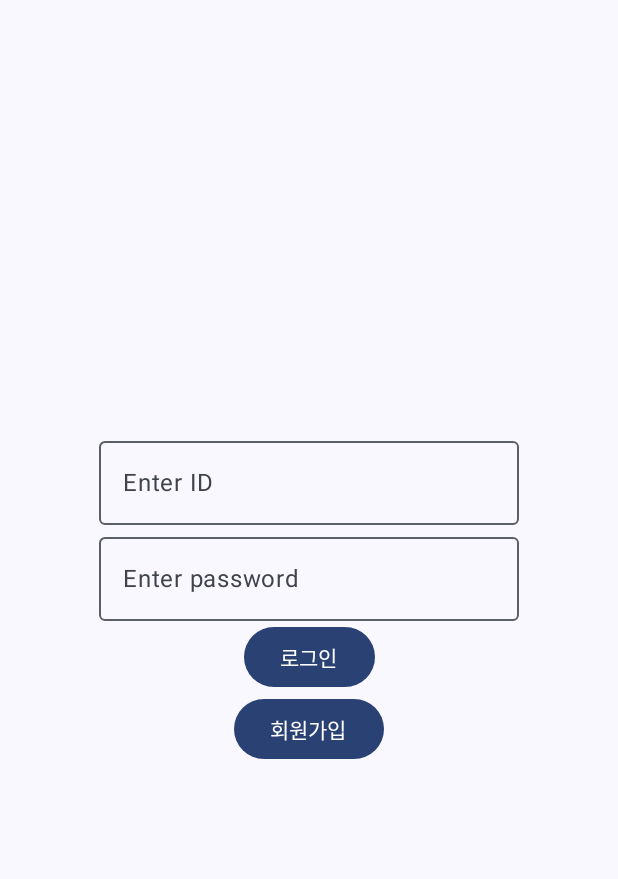
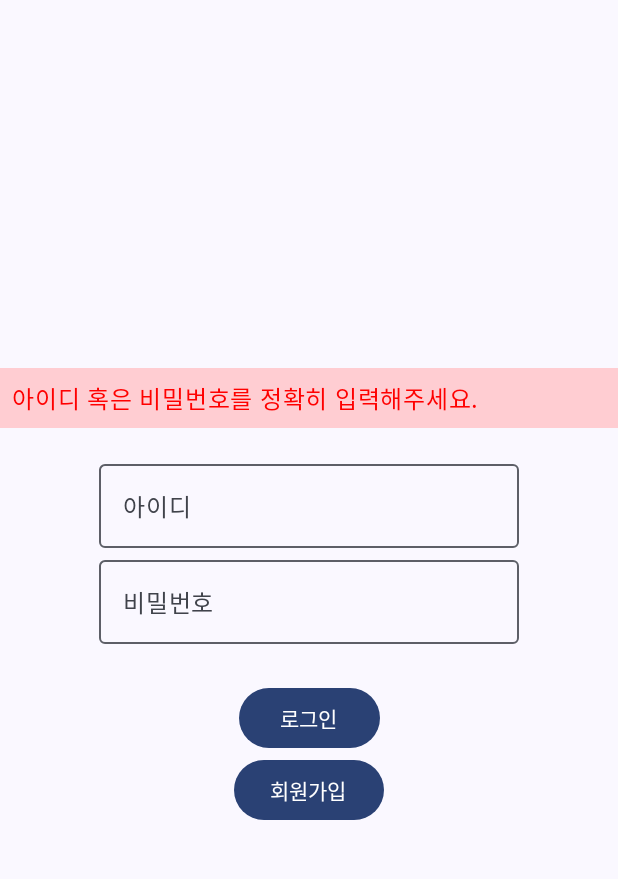
Before and after one commit to seungrae98/MobileProgramming, an Android app built with Jetpack Compose: the screen it shows after launch (MainActivity), after a tap on "로그인", on a phone screen of 412 x 824 dp, the part 69-948 px from its top. Run offline under Robolectric (Android 15) with nearby library versions, the phone set to English and light mode, and no system bars.

Commit message:
WrongID/PW
아이디/비밀번호 잘못 입력했을 때 경고문 출력

```diff
--- a/app/build.gradle.kts
+++ b/app/build.gradle.kts
@@ -50,7 +50,6 @@ android {
 }
 
 dependencies {
-
     implementation(libs.androidx.core.ktx)
     implementation(libs.androidx.lifecycle.runtime.ktx)
     implementation(libs.androidx.activity.compose)
--- a/app/src/main/java/com/example/fridgefriend/screen/LogInScreen.kt
+++ b/app/src/main/java/com/example/fridgefriend/screen/LogInScreen.kt
@@ -1,8 +1,13 @@
 package com.example.fridgefriend.screen
 
+import androidx.compose.foundation.background
 import androidx.compose.foundation.layout.Arrangement
 import androidx.compose.foundation.layout.Column
+import androidx.compose.foundation.layout.Spacer
 import androidx.compose.foundation.layout.fillMaxSize
+import androidx.compose.foundation.layout.fillMaxWidth
+import androidx.compose.foundation.layout.height
+import androidx.compose.foundation.layout.padding
 import androidx.compose.foundation.text.KeyboardOptions
 import androidx.compose.material3.Button
 import androidx.compose.material3.OutlinedTextField
@@ -14,8 +19,10 @@ import androidx.compose.runtime.remember
 import androidx.compose.runtime.setValue
 import androidx.compose.ui.Alignment
 import androidx.compose.ui.Modifier
+import androidx.compose.ui.graphics.Color
 import androidx.compose.ui.text.input.KeyboardType
 import androidx.compose.ui.text.input.PasswordVisualTransformation
+import androidx.compose.ui.unit.dp
 import androidx.navigation.NavHostController
 import com.example.fridgefriend.viewmodel.UserDataViewModel
 import com.example.fridgefriend.navigation.Routes
@@ -32,6 +39,10 @@ fun LogInScreen(navController: NavHostController,
         mutableStateOf("")
     }
 
+    var showError by remember {
+        mutableStateOf(false)
+    }
+
     var loginResult = userDataViewModel.checkInfo(userID, userPw)
 
     // TODO: 로그인 화면 구성
@@ -39,17 +50,31 @@ fun LogInScreen(navController: NavHostController,
         verticalArrangement = Arrangement.Center,
         horizontalAlignment = Alignment.CenterHorizontally) {
 
+        if (showError) {
+            Text(
+                text = "아이디 혹은 비밀번호를 정확히 입력해주세요.",
+                color = Color.Red,
+                modifier = Modifier
+                    .fillMaxWidth()
+                    .background(Color(0xFFFFCDD2))
+                    .padding(8.dp)
+            )
+            Spacer(modifier = Modifier.height(16.dp))
+        }
+
         OutlinedTextField(value = userID,
             onValueChange = {userID =it},
-            label = {Text("Enter ID")}
+            label = {Text("아이디")}
         )
 
         OutlinedTextField( value = userPw,
             onValueChange = { userPw = it },
-            label = { Text("Enter password") },
+            label = { Text("비밀번호") },
             visualTransformation = PasswordVisualTransformation(),
             keyboardOptions = KeyboardOptions(keyboardType = KeyboardType.Password)
         )
+
+        Spacer(modifier = Modifier.height(25.dp))
 
         Button(onClick = {
 
@@ -62,15 +87,13 @@ fun LogInScreen(navController: NavHostController,
                     launchSingleTop = true
                 }
             } else {
-                // TODO: 일치하는 정보가 없을 경우 처리
+                showError = true
             }
         }) {
-            Text(text = "로그인")
+            Text(text = " 로그인 ")
         }
 
         Button(onClick = {
-
-
             navController.navigate(Routes.Register.route)
         }) {
             Text(text = "회원가입")
--- a/app/src/main/java/com/example/fridgefriend/viewmodel/UserData.kt
+++ b/app/src/main/java/com/example/fridgefriend/viewmodel/UserData.kt
@@ -7,5 +7,5 @@ data class UserData(
     var name:String,
     var favourite:MutableList<Int>,
     var memo:MutableMap<Int, String>,
-    var contain:MutableMap<Int, String>
+    var contain:MutableMap<Int, String> //유통기한
 )
--- a/app/src/main/java/com/example/fridgefriend/viewmodel/UserDataViewModel.kt
+++ b/app/src/main/java/com/example/fridgefriend/viewmodel/UserDataViewModel.kt
@@ -46,4 +46,6 @@ class UserDataViewModel : ViewModel(){
         }
         return false
     }
+
+    //UserListAdd 함수 만들기, 함수 호출해서 회원가입하면 이거로 새 뷰모델에 데이터 추가되게
 }
```
